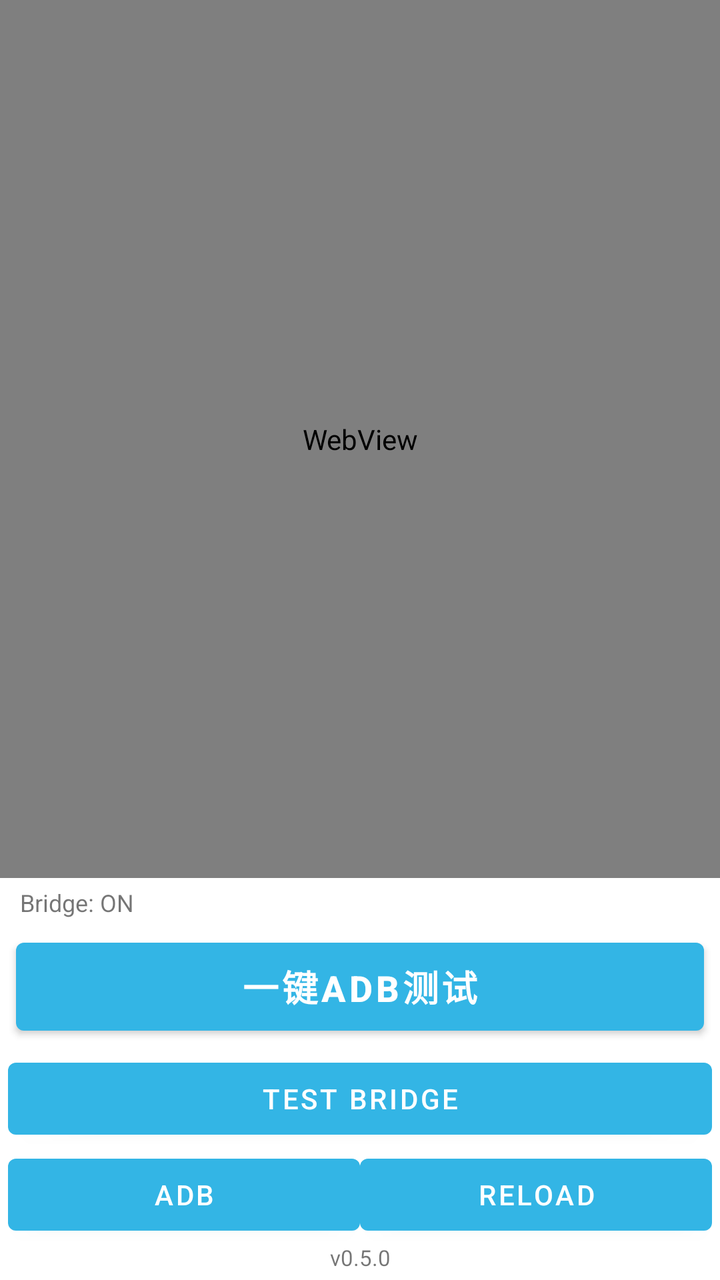
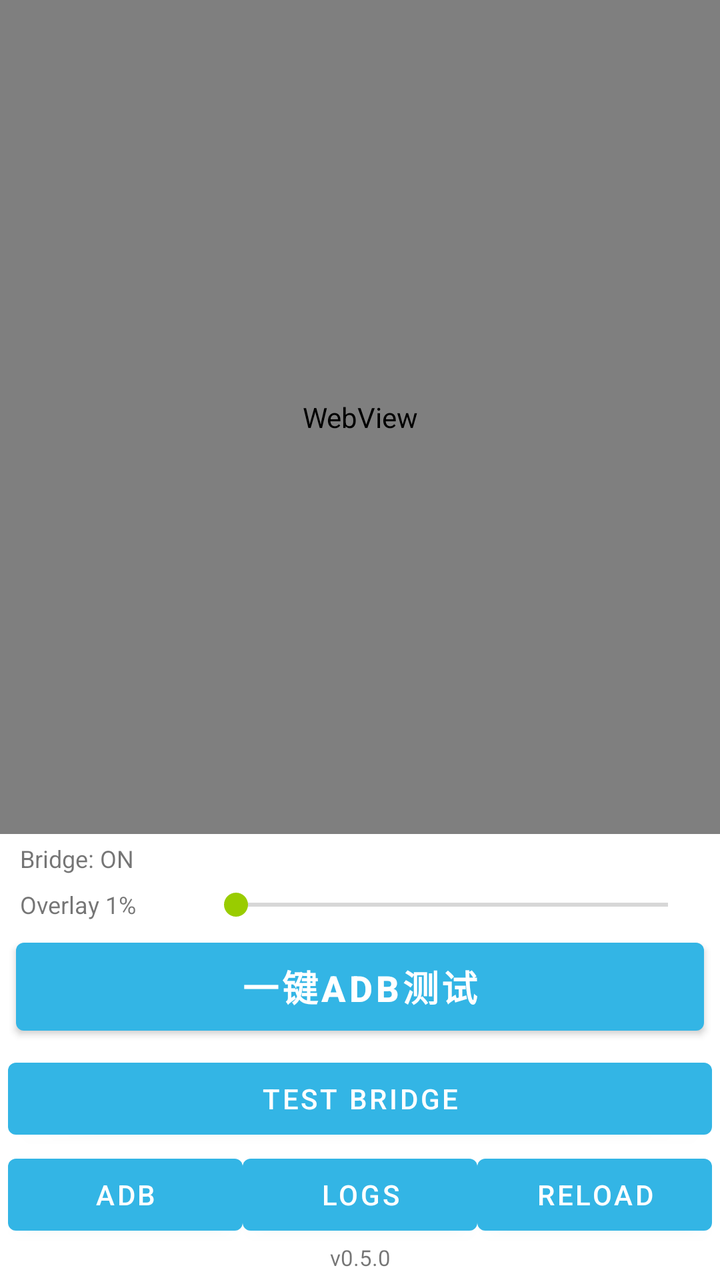

Before-and-after screenshots of an Android layout around one commit, followed by the original layout XML and the change that was made.
<!-- AndroidManifest.xml: application theme Theme.GPTAndroidUse -->
<!-- res/layout/activity_main.xml -->
<LinearLayout xmlns:android="http://schemas.android.com/apk/res/android"
    android:layout_width="match_parent"
    android:layout_height="match_parent"
    android:orientation="vertical">

    <ProgressBar
        android:id="@+id/pageProgress"
        style="?android:attr/progressBarStyleHorizontal"
        android:layout_width="match_parent"
        android:layout_height="3dp"
        android:max="100"
        android:visibility="gone" />

    <FrameLayout
        android:id="@+id/webViewContainer"
        android:layout_width="match_parent"
        android:layout_height="0dp"
        android:layout_weight="1">

        <WebView
            android:id="@+id/chatWebView"
            android:layout_width="match_parent"
            android:layout_height="match_parent" />

    </FrameLayout>

    <TextView
        android:id="@+id/bridgeStatusText"
        android:layout_width="match_parent"
        android:layout_height="wrap_content"
        android:paddingStart="10dp"
        android:paddingEnd="10dp"
        android:paddingTop="4dp"
        android:paddingBottom="4dp"
        android:text="Bridge: ON"
        android:textIsSelectable="true"
        android:textSize="12sp" />

    <Button
        android:id="@+id/adbRunButton"
        android:layout_width="match_parent"
        android:layout_height="56dp"
        android:layout_marginStart="8dp"
        android:layout_marginEnd="8dp"
        android:layout_marginTop="2dp"
        android:layout_marginBottom="4dp"
        android:text="一键ADB测试"
        android:textSize="18sp"
        android:textStyle="bold" />

    <Button
        android:id="@+id/bridgeTestButton"
        android:layout_width="match_parent"
        android:layout_height="wrap_content"
        android:layout_marginStart="4dp"
        android:layout_marginEnd="4dp"
        android:text="Test Bridge" />

    <LinearLayout
        android:layout_width="match_parent"
        android:layout_height="wrap_content"
        android:orientation="horizontal"
        android:paddingStart="4dp"
        android:paddingEnd="4dp">

        <Button
            android:id="@+id/adbSetupButton"
            android:layout_width="0dp"
            android:layout_height="wrap_content"
            android:layout_weight="1"
            android:text="ADB" />

        <Button
            android:id="@+id/reloadButton"
            android:layout_width="0dp"
            android:layout_height="wrap_content"
            android:layout_weight="1"
            android:text="Reload" />

    </LinearLayout>

    <TextView
        android:id="@+id/versionText"
        android:layout_width="match_parent"
        android:layout_height="wrap_content"
        android:gravity="center"
        android:paddingBottom="4dp"
        android:text="v0.5.0"
        android:textSize="11sp" />

</LinearLayout>
<!-- resources referenced by this layout -->
<resources>
  <style name="Theme.GPTAndroidUse" parent="Theme.MaterialComponents.DayNight.DarkActionBar">
          <item name="colorPrimary">@android:color/holo_blue_light</item>
          <item name="colorPrimaryVariant">@android:color/holo_blue_dark</item>
          <item name="colorSecondary">@android:color/holo_green_light</item>
      </style>
</resources>

<!-- the commit's change to res/layout/activity_main.xml (unified diff, before → after) -->
@@ -36,6 +36,32 @@
         android:textIsSelectable="true"
         android:textSize="12sp" />
 
+    <LinearLayout
+        android:layout_width="match_parent"
+        android:layout_height="wrap_content"
+        android:gravity="center_vertical"
+        android:paddingStart="10dp"
+        android:paddingEnd="10dp"
+        android:paddingTop="2dp"
+        android:paddingBottom="2dp"
+        android:orientation="horizontal">
+
+        <TextView
+            android:id="@+id/overlayOpacityLabel"
+            android:layout_width="92dp"
+            android:layout_height="wrap_content"
+            android:text="Overlay 1%"
+            android:textSize="12sp" />
+
+        <SeekBar
+            android:id="@+id/overlayOpacitySeek"
+            android:layout_width="0dp"
+            android:layout_height="wrap_content"
+            android:layout_weight="1"
+            android:max="99"
+            android:progress="0" />
+    </LinearLayout>
+
     <Button
         android:id="@+id/adbRunButton"
         android:layout_width="match_parent"
@@ -71,6 +97,13 @@
             android:text="ADB" />
 
         <Button
+            android:id="@+id/logsButton"
+            android:layout_width="0dp"
+            android:layout_height="wrap_content"
+            android:layout_weight="1"
+            android:text="Logs" />
+
+        <Button
             android:id="@+id/reloadButton"
             android:layout_width="0dp"
             android:layout_height="wrap_content"
